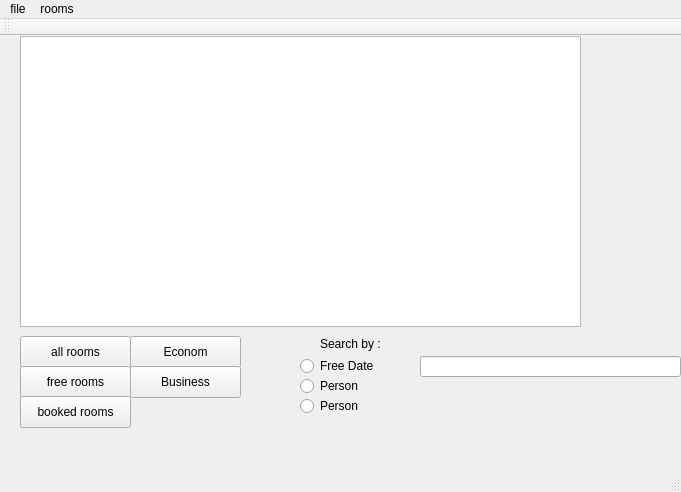
The window that mainwindow.ui (Shisha13/HotelRegistryApp) describes before a commit, drawn with Qt 5.
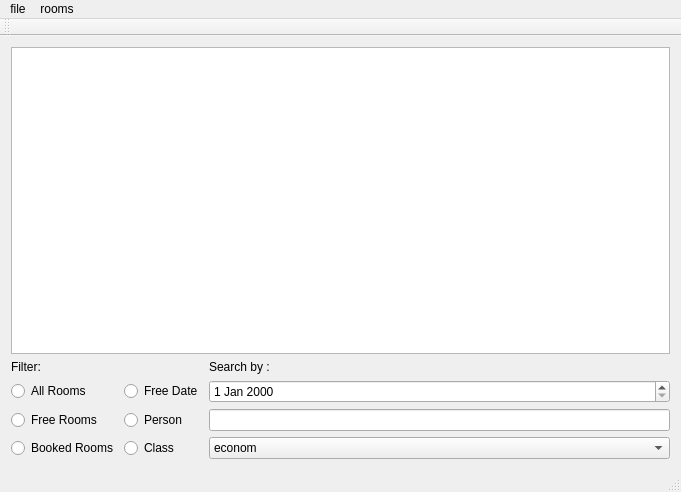
The same window after the commit.

```diff
--- a/mainwindow.ui
+++ b/mainwindow.ui
@@ -14,143 +14,110 @@
    <string>MainWindow</string>
   </property>
   <widget class="QWidget" name="centralWidget">
-   <widget class="QTableView" name="tableView">
-    <property name="geometry">
-     <rect>
-      <x>20</x>
-      <y>0</y>
-      <width>561</width>
-      <height>291</height>
-     </rect>
-    </property>
-   </widget>
-   <widget class="QPushButton" name="pushButton">
-    <property name="geometry">
-     <rect>
-      <x>20</x>
-      <y>300</y>
-      <width>111</width>
-      <height>32</height>
-     </rect>
-    </property>
-    <property name="text">
-     <string>all rooms</string>
-    </property>
-   </widget>
-   <widget class="QPushButton" name="pushButton_2">
-    <property name="geometry">
-     <rect>
-      <x>20</x>
-      <y>330</y>
-      <width>111</width>
-      <height>32</height>
-     </rect>
-    </property>
-    <property name="text">
-     <string>free rooms</string>
-    </property>
-   </widget>
-   <widget class="QPushButton" name="pushButton_3">
-    <property name="geometry">
-     <rect>
-      <x>20</x>
-      <y>360</y>
-      <width>111</width>
-      <height>32</height>
-     </rect>
-    </property>
-    <property name="text">
-     <string>booked rooms</string>
-    </property>
-   </widget>
-   <widget class="QLineEdit" name="lineEdit">
-    <property name="geometry">
-     <rect>
-      <x>420</x>
-      <y>320</y>
-      <width>261</width>
-      <height>21</height>
-     </rect>
-    </property>
-   </widget>
-   <widget class="QLabel" name="label">
-    <property name="geometry">
-     <rect>
-      <x>320</x>
-      <y>300</y>
-      <width>71</width>
-      <height>16</height>
-     </rect>
-    </property>
-    <property name="text">
-     <string>&lt;html&gt;&lt;head/&gt;&lt;body&gt;&lt;p&gt;Search by :&lt;/p&gt;&lt;/body&gt;&lt;/html&gt;</string>
-    </property>
-   </widget>
-   <widget class="QPushButton" name="pushButton_4">
-    <property name="geometry">
-     <rect>
-      <x>130</x>
-      <y>300</y>
-      <width>111</width>
-      <height>32</height>
-     </rect>
-    </property>
-    <property name="text">
-     <string>Econom</string>
-    </property>
-   </widget>
-   <widget class="QPushButton" name="pushButton_5">
-    <property name="geometry">
-     <rect>
-      <x>130</x>
-      <y>330</y>
-      <width>111</width>
-      <height>32</height>
-     </rect>
-    </property>
-    <property name="text">
-     <string>Business</string>
-    </property>
-   </widget>
-   <widget class="QRadioButton" name="radioButton">
-    <property name="geometry">
-     <rect>
-      <x>300</x>
-      <y>320</y>
-      <width>97</width>
-      <height>20</height>
-     </rect>
-    </property>
-    <property name="text">
-     <string>Free Date</string>
-    </property>
-   </widget>
-   <widget class="QRadioButton" name="radioButton_2">
-    <property name="geometry">
-     <rect>
-      <x>300</x>
-      <y>340</y>
-      <width>97</width>
-      <height>20</height>
-     </rect>
-    </property>
-    <property name="text">
-     <string>Person</string>
-    </property>
-   </widget>
-   <widget class="QRadioButton" name="radioButton_3">
-    <property name="geometry">
-     <rect>
-      <x>300</x>
-      <y>360</y>
-      <width>97</width>
-      <height>20</height>
-     </rect>
-    </property>
-    <property name="text">
-     <string>Person</string>
-    </property>
-   </widget>
+   <layout class="QGridLayout" name="gridLayout">
+    <item row="0" column="0" colspan="4">
+     <widget class="QTableView" name="tableView"/>
+    </item>
+    <item row="1" column="0">
+     <widget class="QLabel" name="label_2">
+      <property name="text">
+       <string>Filter:</string>
+      </property>
+     </widget>
+    </item>
+    <item row="1" column="3">
+     <widget class="QLabel" name="label">
+      <property name="text">
+       <string>&lt;html&gt;&lt;head/&gt;&lt;body&gt;&lt;p&gt;Search by :&lt;/p&gt;&lt;/body&gt;&lt;/html&gt;</string>
+      </property>
+     </widget>
+    </item>
+    <item row="2" column="0">
+     <widget class="QRadioButton" name="allRoomsRB">
+      <property name="text">
+       <string>All Rooms</string>
+      </property>
+      <attribute name="buttonGroup">
+       <string notr="true">filterGroup</string>
+      </attribute>
+     </widget>
+    </item>
+    <item row="2" column="1" colspan="2">
+     <widget class="QRadioButton" name="freeDateRB">
+      <property name="text">
+       <string>Free Date</string>
+      </property>
+      <attribute name="buttonGroup">
+       <string notr="true">searchGroup</string>
+      </attribute>
+     </widget>
+    </item>
+    <item row="2" column="3">
+     <widget class="QDateEdit" name="dateEdit"/>
+    </item>
+    <item row="3" column="0">
+     <widget class="QRadioButton" name="freeRoomsRB">
+      <property name="text">
+       <string>Free Rooms</string>
+      </property>
+      <attribute name="buttonGroup">
+       <string notr="true">filterGroup</string>
+      </attribute>
+     </widget>
+    </item>
+    <item row="3" column="1">
+     <widget class="QRadioButton" name="personRB">
+      <property name="text">
+       <string>Person</string>
+      </property>
+      <attribute name="buttonGroup">
+       <string notr="true">searchGroup</string>
+      </attribute>
+     </widget>
+    </item>
+    <item row="3" column="3">
+     <widget class="QLineEdit" name="searchLineEdit"/>
+    </item>
+    <item row="4" column="0">
+     <widget class="QRadioButton" name="bookedRoomsRb">
+      <property name="text">
+       <string>Booked Rooms</string>
+      </property>
+      <attribute name="buttonGroup">
+       <string notr="true">filterGroup</string>
+      </attribute>
+     </widget>
+    </item>
+    <item row="4" column="1">
+     <widget class="QRadioButton" name="classRB">
+      <property name="text">
+       <string>Class</string>
+      </property>
+      <attribute name="buttonGroup">
+       <string notr="true">searchGroup</string>
+      </attribute>
+     </widget>
+    </item>
+    <item row="4" column="3">
+     <widget class="QComboBox" name="classComboBox">
+      <item>
+       <property name="text">
+        <string>econom</string>
+       </property>
+      </item>
+      <item>
+       <property name="text">
+        <string>premium</string>
+       </property>
+      </item>
+      <item>
+       <property name="text">
+        <string>lux</string>
+       </property>
+      </item>
+     </widget>
+    </item>
+   </layout>
   </widget>
   <widget class="QMenuBar" name="menuBar">
    <property name="geometry">
```
Left out of the diff: 4 changed lines with no effect on the pictures.
